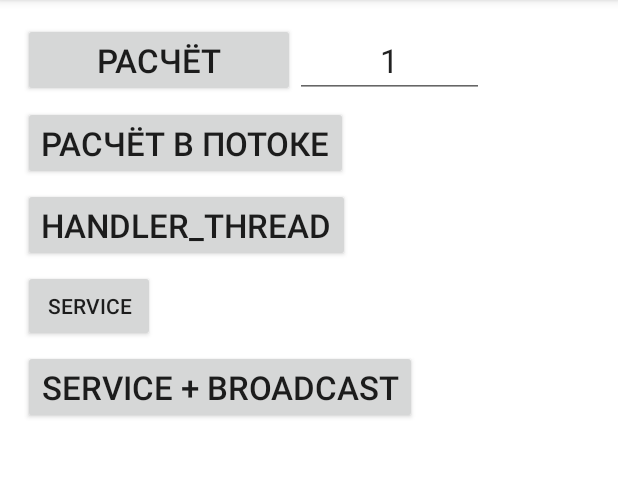
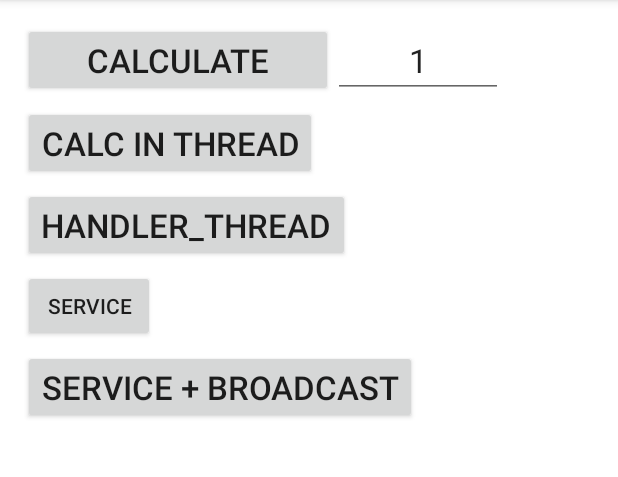
Before and after one commit to TolsVA/My_movie_search, an Android app: the screen it shows after launch (MainActivity), after a tap on "THREADS", on a phone screen of 412 x 824 dp, the part 84-561 px from its top. Run offline under Robolectric (Android 15) with nearby library versions, the phone set to English and light mode, and no system bars; network calls fail; 2 other taps on this screen came first.

Commit message:
add homework 7

```diff
--- /dev/null
+++ b/app/src/main/java/com/example/my_movie_search/repository/MoviesAPI.kt
@@ -0,0 +1,14 @@
+package com.example.my_movie_search.repository
+
+import com.example.my_movie_search.model.MovieListNet
+import retrofit2.Call
+import retrofit2.http.GET
+import retrofit2.http.Header
+import retrofit2.http.Query
+
+interface MoviesAPI {
+    @GET("v1/movie") fun getMovies(
+        @Header("x-api-key") token: String,
+        @Query("name") filter: String
+    ): Call<MovieListNet>
+}
--- /dev/null
+++ b/app/src/main/java/com/example/my_movie_search/repository/MoviesRepository.kt
@@ -0,0 +1,8 @@
+package com.example.my_movie_search.repository
+
+import com.example.my_movie_search.model.MovieListNet
+import retrofit2.Callback
+
+interface MoviesRepository {
+    fun getMovieFromNetServer(filter: String, callback: Callback<MovieListNet>)
+}
--- /dev/null
+++ b/app/src/main/java/com/example/my_movie_search/repository/MoviesRepositoryImpl.kt
@@ -0,0 +1,11 @@
+package com.example.my_movie_search.repository
+
+import com.example.my_movie_search.model.MovieListNet
+import retrofit2.Callback
+
+
+class MoviesRepositoryImpl(private val remoteDataSource: RemoteDataSource) : MoviesRepository {
+    override fun getMovieFromNetServer(filter: String, callback: Callback<MovieListNet>) {
+        remoteDataSource.getMovies(filter, callback)
+    }
+}
--- /dev/null
+++ b/app/src/main/java/com/example/my_movie_search/repository/RemoteDataSource.kt
@@ -0,0 +1,49 @@
+package com.example.my_movie_search.repository
+
+import com.example.my_movie_search.BuildConfig
+import com.example.my_movie_search.model.MovieListNet
+import com.google.gson.GsonBuilder
+import okhttp3.Interceptor
+import okhttp3.OkHttpClient
+import okhttp3.Response
+import okhttp3.logging.HttpLoggingInterceptor
+import retrofit2.Callback
+import retrofit2.Retrofit
+import retrofit2.converter.gson.GsonConverterFactory
+import java.io.IOException
+
+class RemoteDataSource {
+
+    private val moviesAPI = Retrofit.Builder()
+        .baseUrl("https://api.kinopoisk.dev/")
+        .addConverterFactory(
+            GsonConverterFactory.create(
+                GsonBuilder().setLenient().create()
+            )
+        )
+        .client(createOkHttpClient(MoviesApiInterceptor()))
+        .build()
+        .create(MoviesAPI::class.java)
+
+    fun getMovies(filter: String, callback: Callback<MovieListNet>) {
+        moviesAPI
+            .getMovies(BuildConfig.MOVIE_API_KEY, filter)
+            .enqueue(callback)
+    }
+
+    private fun createOkHttpClient(interceptor: Interceptor): OkHttpClient {
+        val httpClient = OkHttpClient.Builder()
+        httpClient.addInterceptor(interceptor)
+        httpClient.addInterceptor(
+            HttpLoggingInterceptor().setLevel(HttpLoggingInterceptor.Level.BODY)
+        )
+        return httpClient.build()
+    }
+
+    inner class MoviesApiInterceptor : Interceptor {
+        @Throws(IOException::class)
+        override fun intercept(chain: Interceptor.Chain): Response {
+            return chain.proceed(chain.request())
+        }
+    }
+}
--- a/app/src/main/java/com/example/my_movie_search/model/MovieService.kt
+++ b/app/src/main/java/com/example/my_movie_search/service/MovieIntentService.kt
@@ -1,6 +1,6 @@
 @file:Suppress("DEPRECATION")
 
-package com.example.my_movie_search.model
+package com.example.my_movie_search.service
 
 import android.annotation.SuppressLint
 import android.app.IntentService
@@ -28,7 +28,7 @@ const val RESPONSE_EMPTY = "RESPONSE_EMPTY"
 const val INTENT_FILTER = "INTENT_FILTER"
 const val REQUEST_ERROR_EXTRA = "REQUEST_ERROR_EXTRA"
 
-class MovieService(name: String = "MovieService") : IntentService(name) {
+class MovieIntentService(name: String = "MovieService") : IntentService(name) {
 
     private val broadcastIntent = Intent(INTENT_FILTER)
 
--- a/app/src/main/java/com/example/my_movie_search/view/MainActivity.kt
+++ b/app/src/main/java/com/example/my_movie_search/view/MainActivity.kt
@@ -8,7 +8,6 @@ import android.view.MenuItem
 import androidx.appcompat.app.AppCompatActivity
 import com.example.my_movie_search.R
 import com.example.my_movie_search.databinding.ActivityMainBinding
-import com.example.my_movie_search.test.MainBroadcastReceiver
 import com.example.my_movie_search.test.TestThreadFragment
 import com.example.my_movie_search.view.main.MainFragment
 
--- a/app/src/main/java/com/example/my_movie_search/test/MainBroadcastReceiver.kt
+++ b/app/src/main/java/com/example/my_movie_search/view/MainBroadcastReceiver.kt
@@ -1,4 +1,4 @@
-package com.example.my_movie_search.test
+package com.example.my_movie_search.view
 
 import android.content.BroadcastReceiver
 import android.content.Context
--- a/app/src/main/java/com/example/my_movie_search/view/details/DetailFragment.kt
+++ b/app/src/main/java/com/example/my_movie_search/view/details/DetailFragment.kt
@@ -9,6 +9,7 @@ import androidx.lifecycle.Observer
 import androidx.lifecycle.ViewModelProvider
 import com.example.my_movie_search.databinding.FragmentDetailBinding
 import com.example.my_movie_search.model.Movie
+import com.example.my_movie_search.utils.CircleTransformation
 import com.example.my_movie_search.view.mySetText
 import com.example.my_movie_search.viewModel.MainViewModel
 import com.squareup.picasso.Picasso
@@ -43,9 +44,9 @@ class DetailFragment : Fragment() {
 
     private fun renderData(movie: Movie) {
         binding.apply {
-
-            Picasso.with(context)
+            Picasso.get()
                 .load(movie.poster?.url)
+                .transform(CircleTransformation())
                 .into(ivMovieDetail)
 
             tvName.mySetText(movie.name)
--- a/app/src/main/res/values/dimens.xml
+++ b/app/src/main/res/values/dimens.xml
@@ -2,4 +2,8 @@
 <resources>
     <dimen name="scroll">12sp</dimen>
     <dimen name="main_container_text_size">6sp</dimen>
+    <dimen name="text_size_24">24sp</dimen>
+    <dimen name="layout_marginTop">16dp</dimen>
+    <dimen name="min_Height">48dp</dimen>
+    <dimen name="layout_marginHorizontal">8dp</dimen>
 </resources>
--- a/app/src/main/res/values/strings.xml
+++ b/app/src/main/res/values/strings.xml
@@ -11,7 +11,7 @@
     <string name="activity_main_count">Activity main count</string>
     <string name="zero">0</string>
     <string name="start_name">Start_name</string>
-    <string name="Choose_a_photo">Choose a photoо</string>
+    <string name="Choose_a_photo">Choose a photo</string>
     <string name="scroll">Scroll ◁ - ▷</string>
     <string name="Enter_your_name">Enter your name</string>
     <string name="create_contact">Create contact</string>
@@ -21,29 +21,31 @@
     <string name="author">Author</string>
     <string name="name_movie">Name movie</string>
 
-    <string name="error">Ошибка</string>
-    <string name="reload">Перезагрузить</string>
-    <string name="text_hint">Текст запроса</string>
-    <string name="search">Поиск</string>
+    <string name="error">Error</string>
+    <string name="reload">Reload</string>
+    <string name="text_hint">Text hint</string>
+    <string name="search">Search</string>
 
     <string name="threads">Threads</string>
-    <string name="in_main_thread">В главном потоке</string>
-    <string name="from_thread">Из потока %d</string>
-    <string name="in_thread">Выводим в потоке %s</string>
-    <string name="calculate_in_thread">Считаем в потоке %s</string>
+    <string name="in_main_thread">In main thread</string>
+    <string name="from_thread">From thread %d</string>
+    <string name="in_thread">In thread %s</string>
+    <string name="calculate_in_thread">Calculate in thread %s</string>
     <string name="my_handler_thread">My_Handler_Thread</string>
     <string name="hello_from_thread_fragment">Hello from ThreadsFragment</string>
-    <string name="calculate">Расчёт</string>
+    <string name="calculate">Calculate</string>
     <string name="default_number">1</string>
-    <string name="calc_in_thread">Расчёт в потоке</string>
+    <string name="calc_in_thread">Calc in thread</string>
     <string name="handler_thread">Handler_Thread</string>
     <string name="service">Service</string>
     <string name="service_broadcast">Service + Broadcast</string>
-    <string name="response_empty">Список пуст</string>
+    <string name="response_empty">Response empty</string>
     <string name="ok">OK</string>
-    <string name="unknown_host_exception">Нет сети</string>
-    <string name="file_not_found_exception">Не верный запрос</string>
-    <string name="malformed_url_exception">Не верный URL запроса</string>
-    <string name="socket_timeout_exception">Вышло время ожидания ответа от сервера</string>
-    <string name="error_intent_empty">Намерение пусто</string>
+    <string name="unknown_host_exception">Unknown host exception</string>
+    <string name="file_not_found_exception">File not found exception</string>
+    <string name="malformed_url_exception">Malformed url exception</string>
+    <string name="socket_timeout_exception">Socket timeout exception</string>
+    <string name="error_intent_empty">Error intent empty</string>
+    <string name="server_error">Server error</string>
+    <string name="request_error">Request error</string>
 </resources>
```
Also changed, not shown: app/build.gradle (+18 -7 lines), app/src/main/AndroidManifest.xml (+8 -13 lines), app/src/main/java/com/example/my_movie_search/adapters/ItemAdapter.kt (+2 -5 lines), app/src/main/java/com/example/my_movie_search/service/MovieService.kt (added, +112 -0 lines), app/src/main/java/com/example/my_movie_search/utils/CircleTransformation.kt (added, +47 -0 lines), app/src/main/java/com/example/my_movie_search/view/main/MainFragment.kt (+12 -40 lines), app/src/main/java/com/example/my_movie_search/viewModel/MainViewModel.kt (+42 -30 lines), app/src/main/res/layout/fragment_detail.xml (+9 -9 lines), app/src/main/res/layout/fragment_main.xml (+4 -15 lines), app/src/main/java/com/example/my_movie_search/utils/Extension.kt (renamed from app/src/main/java/com/example/my_movie_search/view/Extension.kt), 1 other file.
